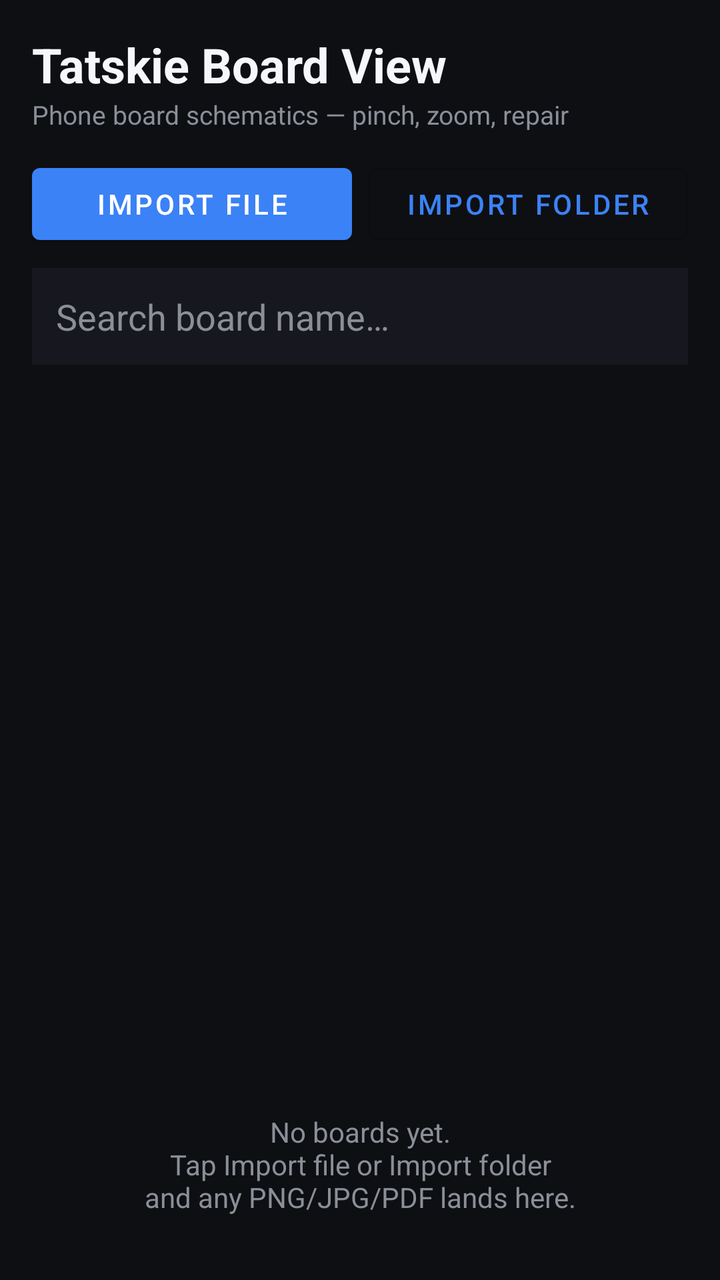
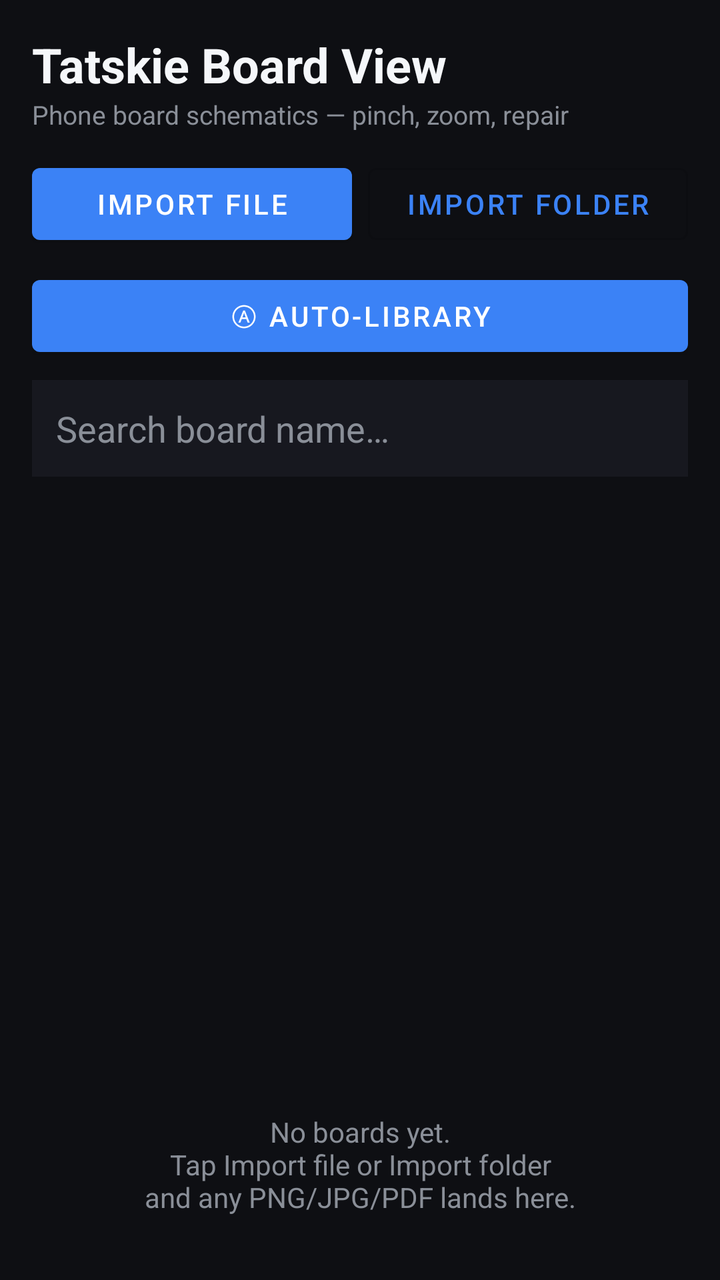

Before-and-after screenshots of an Android layout around one commit, followed by the original layout XML and the change that was made.
<!-- AndroidManifest.xml: application theme SchematicsTheme -->
<!-- res/layout/activity_schematics.xml -->
<?xml version="1.0" encoding="utf-8"?>
<LinearLayout xmlns:android="http://schemas.android.com/apk/res/android"
    android:layout_width="match_parent"
    android:layout_height="match_parent"
    android:background="@color/bg"
    android:orientation="vertical">

    <LinearLayout
        android:layout_width="match_parent"
        android:layout_height="wrap_content"
        android:orientation="vertical"
        android:padding="16dp">

        <TextView
            android:layout_width="wrap_content"
            android:layout_height="wrap_content"
            android:text="@string/app_name"
            android:textColor="@color/textMain"
            android:textSize="24sp"
            android:textStyle="bold" />

        <TextView
            android:layout_width="wrap_content"
            android:layout_height="wrap_content"
            android:text="@string/subtitle"
            android:textColor="@color/textDim"
            android:textSize="13sp" />

        <LinearLayout
            android:layout_width="match_parent"
            android:layout_height="wrap_content"
            android:layout_marginTop="12dp"
            android:orientation="horizontal">

            <com.google.android.material.button.MaterialButton
                android:id="@+id/btnImportFile"
                android:layout_width="0dp"
                android:layout_height="wrap_content"
                android:layout_marginEnd="8dp"
                android:layout_weight="1"
                android:text="@string/import_files" />

            <com.google.android.material.button.MaterialButton
                android:id="@+id/btnImportFolder"
                style="@style/Widget.MaterialComponents.Button.OutlinedButton"
                android:layout_width="0dp"
                android:layout_height="wrap_content"
                android:layout_weight="1"
                android:text="@string/import_folder" />
        </LinearLayout>

        <EditText
            android:id="@+id/searchBox"
            android:layout_width="match_parent"
            android:layout_height="wrap_content"
            android:layout_marginTop="8dp"
            android:background="@color/card"
            android:hint="@string/search_hint"
            android:importantForAutofill="no"
            android:inputType="text"
            android:padding="12dp"
            android:textColor="@color/textMain"
            android:textColorHint="@color/textDim" />
    </LinearLayout>

    <ScrollView
        android:layout_width="match_parent"
        android:layout_height="0dp"
        android:layout_weight="1"
        android:fillViewport="true">

        <LinearLayout
            android:id="@+id/boardList"
            android:layout_width="match_parent"
            android:layout_height="wrap_content"
            android:orientation="vertical"
            android:padding="12dp" />
    </ScrollView>

    <TextView
        android:id="@+id/emptyState"
        android:layout_width="match_parent"
        android:layout_height="wrap_content"
        android:gravity="center"
        android:padding="32dp"
        android:text="@string/empty_state"
        android:textColor="@color/textDim" />
</LinearLayout>
<!-- resources referenced by this layout -->
<resources>
  <color name="bg">#0E0F13</color>
  <color name="card">#17181F</color>
  <color name="textDim">#8A8F98</color>
  <color name="textMain">#F5F7FA</color>
  <string name="app_name">Tatskie Board View</string>
  <string name="empty_state">No boards yet.\nTap Import file or Import folder\nand any PNG/JPG/PDF lands here.</string>
  <string name="import_files">Import file</string>
  <string name="import_folder">Import folder</string>
  <string name="search_hint">Search board name…</string>
  <string name="subtitle">Phone board schematics — pinch, zoom, repair</string>
  <style name="SchematicsTheme" parent="Theme.MaterialComponents.DayNight.NoActionBar">
          <item name="colorPrimary">@color/primary</item>
          <item name="colorOnPrimary">#FFFFFF</item>
          <item name="colorPrimaryDark">@color/bg</item>
          <item name="colorAccent">@color/accent</item>
          <item name="android:statusBarColor">@color/bg</item>
          <item name="android:navigationBarColor">@color/bg</item>
          <item name="android:colorBackground">@color/bg</item>
          <item name="android:textColorPrimary">@color/textMain</item>
          <item name="android:textColorSecondary">@color/textDim</item>
      </style>
  <color name="primary">#3B82F6</color>
  <color name="accent">#22D3EE</color>
</resources>

<!-- the commit's change to res/layout/activity_schematics.xml (unified diff, before → after) -->
@@ -49,6 +49,13 @@
                 android:text="@string/import_folder" />
         </LinearLayout>
 
+        <com.google.android.material.button.MaterialButton
+            android:id="@+id/btnAutoLibrary"
+            android:layout_width="match_parent"
+            android:layout_height="wrap_content"
+            android:layout_marginTop="8dp"
+            android:text="@string/open_auto_library" />
+
         <EditText
             android:id="@+id/searchBox"
             android:layout_width="match_parent"
<!-- resource entries referenced after the edit -->
@@ -8,6 +8,7 @@
   <string name="empty_state">No boards yet.\nTap Import file or Import folder\nand any PNG/JPG/PDF lands here.</string>
   <string name="import_files">Import file</string>
   <string name="import_folder">Import folder</string>
+  <string name="open_auto_library">Ⓐ Auto-Library</string>
   <string name="search_hint">Search board name…</string>
   <string name="subtitle">Phone board schematics — pinch, zoom, repair</string>
   <style name="SchematicsTheme" parent="Theme.MaterialComponents.DayNight.NoActionBar">
